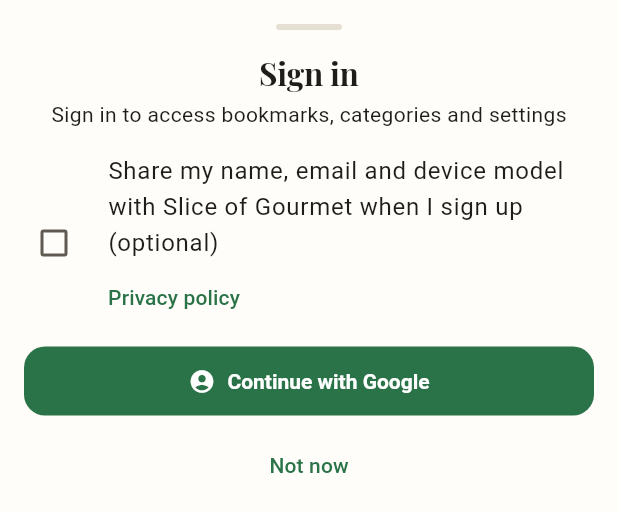
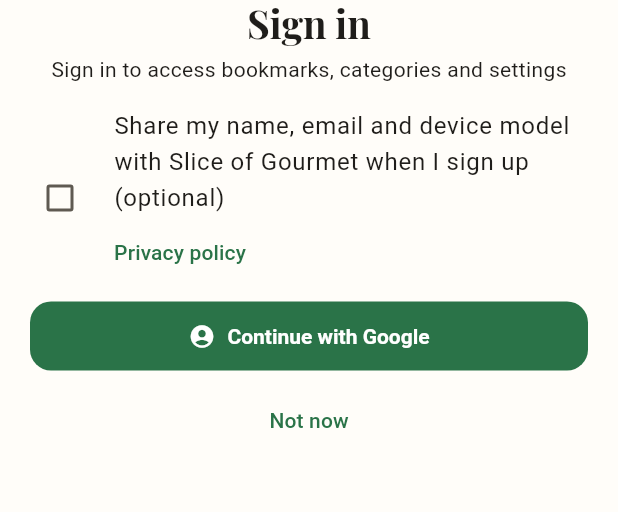
Before and after one commit to ranababu1/sliceofgourmet, a Flutter app: the LoginSheet widget shown alone on an empty page, opened directly, on a phone screen of 412 x 824 dp. Shown: the top 512 px of the screen. Run offline on Flutter 3.47's test engine with Material 3 defaults, Android fonts, the phone set to English and light mode, and no system bars; our stand-ins replace cached_network_image, device_info_plus, flutter_riverpod, go_router, google_sign_in, hive_flutter and 3 more; accounts and stored records are empty; network calls fail; Roboto replaces fonts that are missing (TASAExplorer).

Commit message:
modern UI

```diff
--- a/lib/features/auth/login_sheet.dart
+++ b/lib/features/auth/login_sheet.dart
@@ -4,6 +4,7 @@ import '../../core/analytics/consent.dart';
 import '../../core/auth/auth_providers.dart';
 import '../../core/auth/auth_repository.dart';
 import '../../core/privacy.dart';
+import '../../core/theme.dart';
 
 class LoginSheet extends ConsumerStatefulWidget {
   const LoginSheet({super.key});
@@ -49,22 +50,11 @@ class _LoginSheetState extends ConsumerState<LoginSheet> {
 
     return SafeArea(
       child: Padding(
-        padding: const EdgeInsets.fromLTRB(16, 16, 16, 24),
+        padding: const EdgeInsets.fromLTRB(20, 0, 20, 20),
         child: Column(
           mainAxisSize: MainAxisSize.min,
           children: [
-            Container(
-                height: 4,
-                width: 44,
-                decoration: BoxDecoration(
-                    color: cs.outlineVariant,
-                    borderRadius: BorderRadius.circular(2))),
-            const SizedBox(height: 16),
-            Text('Sign in',
-                style: Theme.of(context)
-                    .textTheme
-                    .titleLarge
-                    ?.copyWith(fontWeight: FontWeight.w800)),
+            Text('Sign in', style: display(26, color: cs.onSurface)),
             const SizedBox(height: 6),
             Text('Sign in to access bookmarks, categories and settings',
                 style: Theme.of(context).textTheme.bodyMedium),
--- a/lib/features/recipes/presentation/home_screen.dart
+++ b/lib/features/recipes/presentation/home_screen.dart
@@ -402,7 +402,6 @@ class _SearchPill extends StatelessWidget {
                 overflow: TextOverflow.ellipsis,
                 style: TextStyle(color: cs.onSurfaceVariant)),
           ),
-          Icon(Icons.tune_rounded, color: cs.primary, size: 20),
         ]),
       ),
     );
--- a/lib/features/recipes/providers.dart
+++ b/lib/features/recipes/providers.dart
@@ -7,7 +7,10 @@ import 'data/category.dart';
 import '../../core/cache/local_store.dart';
 import 'package:shared_preferences/shared_preferences.dart';
 
-const kSiteBaseUrl = 'https://sliceofgourmet.com';
+/// Site the app reads from. Override for staging or local testing:
+///   --dart-define=SOG_BASE_URL=https://staging.example
+const kSiteBaseUrl = String.fromEnvironment('SOG_BASE_URL',
+    defaultValue: 'https://sliceofgourmet.com');
 
 final sogApiProvider = Provider<SogApi>((ref) => SogApi(kSiteBaseUrl));
 final localStoreProvider = Provider<LocalStore>((ref) => LocalStore.instance);
```
Also changed, not shown: lib/features/recipes/presentation/recipe_detail_screen.dart (+19 -12 lines).
